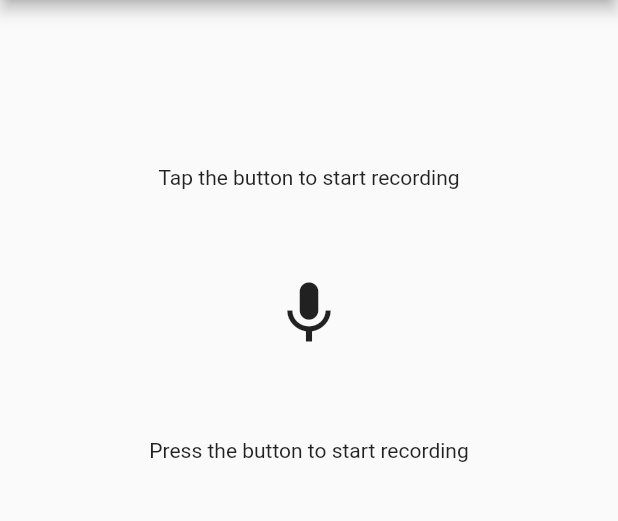
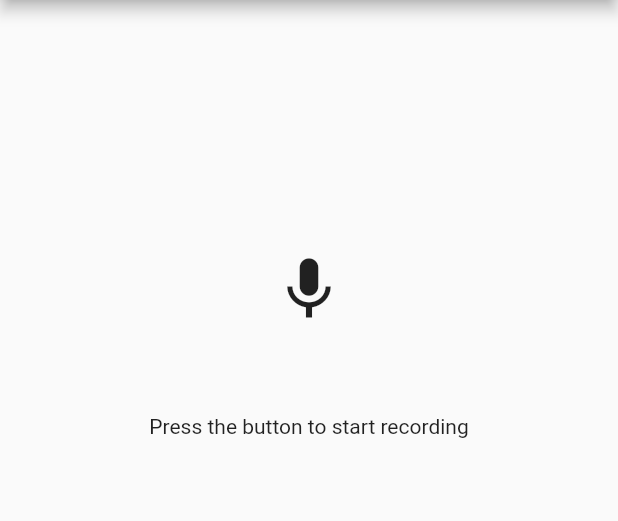
Before and after one commit to iskandarzhilmi/voxalate, a Flutter app: the screen it shows after launch, on a phone screen of 412 x 824 dp, the part 84-605 px from its top. Run offline on Flutter 3.47's test engine with Material 2 defaults, Android fonts, the phone set to English and light mode, and no system bars; our stand-ins replace dartz, equatable, firebase_core, firebase_storage, flutter_bloc, get_it and 2 more; missing offline and left inert: audio_session, flutter_sound; accounts and stored records are empty.

Commit message:
deploy: Deployed 1.0.3

```diff
--- a/lib/data/repositories/repository_implementation.dart
+++ b/lib/data/repositories/repository_implementation.dart
@@ -5,7 +5,7 @@ import 'package:voxalate/data/data_sources/remote_data_source.dart';
 import 'package:voxalate/domain/entities/transcribe_output.dart';
 import 'package:voxalate/domain/repositories/repository.dart';
 import 'package:voxalate/exception.dart';
-import 'package:voxalate/failures.dart';
+import 'package:voxalate/failure.dart';
 
 class RepositoryImplementation implements Repository {
   final RemoteDataSource remoteDataSource;
--- a/lib/domain/repositories/repository.dart
+++ b/lib/domain/repositories/repository.dart
@@ -1,6 +1,6 @@
 import 'package:dartz/dartz.dart';
 import 'package:voxalate/domain/entities/transcribe_output.dart';
-import 'package:voxalate/failures.dart';
+import 'package:voxalate/failure.dart';
 
 abstract class Repository {
   Future<Either<Failure, TranscribeOutput>> getTranscribeOutput(String path);
--- a/lib/domain/use_cases/get_transcribe_output.dart
+++ b/lib/domain/use_cases/get_transcribe_output.dart
@@ -1,7 +1,7 @@
 import 'package:dartz/dartz.dart';
 import 'package:voxalate/domain/entities/transcribe_output.dart';
 import 'package:voxalate/domain/repositories/repository.dart';
-import 'package:voxalate/failures.dart';
+import 'package:voxalate/failure.dart';
 
 class GetTranscribeOutput {
   final Repository repository;
--- a/lib/presentation/bloc/transcribe_bloc.dart
+++ b/lib/presentation/bloc/transcribe_bloc.dart
@@ -2,7 +2,7 @@ import 'package:equatable/equatable.dart';
 import 'package:flutter_bloc/flutter_bloc.dart';
 import 'package:voxalate/domain/entities/transcribe_output.dart';
 import 'package:voxalate/domain/use_cases/get_transcribe_output.dart';
-import 'package:voxalate/failures.dart';
+import 'package:voxalate/failure.dart';
 
 part 'transcribe_event.dart';
 part 'transcribe_state.dart';
--- a/lib/presentation/pages/home_page.dart
+++ b/lib/presentation/pages/home_page.dart
@@ -62,9 +62,6 @@ class _HomePageState extends State<HomePage> {
                 child: Column(
                   mainAxisAlignment: MainAxisAlignment.center,
                   children: <Widget>[
-                    const Text(
-                      'Tap the button to start recording',
-                    ),
                     const SizedBox(
                       height: 50,
                     ),
@@ -126,10 +123,42 @@ class _HomePageState extends State<HomePage> {
                             width: double.infinity,
                           ),
                         ),
+                        const SizedBox(
+                          height: 20,
+                        ),
+                        Shimmer.fromColors(
+                          baseColor: Colors.grey[300]!,
+                          highlightColor: Colors.grey[100]!,
+                          child: Container(
+                            decoration: BoxDecoration(
+                              color: Colors.grey[300],
+                              borderRadius: BorderRadius.circular(10),
+                            ),
+                            height: 20,
+                            width: 100,
+                          ),
+                        ),
+                        const SizedBox(
+                          height: 10,
+                        ),
+                        Shimmer.fromColors(
+                          baseColor: Colors.grey[300]!,
+                          highlightColor: Colors.grey[100]!,
+                          child: Container(
+                            decoration: BoxDecoration(
+                              color: Colors.grey[300],
+                              borderRadius: BorderRadius.circular(10),
+                            ),
+                            height: 50,
+                            width: double.infinity,
+                          ),
+                        ),
                       ],
                     );
                   } else if (state is TranscribeLoaded) {
-                    return Column(
+                    return SizedBox(
+                      width: double.infinity,
+                      child: Column(
                         crossAxisAlignment: CrossAxisAlignment.start,
                         children: [
                           const Text(
@@ -167,6 +196,7 @@ class _HomePageState extends State<HomePage> {
                           ),
                           SelectableText(state.transcribeOutput.summary ?? ''),
                         ],
+                      ),
                     );
                   } else if (state is TranscribeError) {
                     return Text(state.message);
--- a/pubspec.yaml
+++ b/pubspec.yaml
@@ -1,7 +1,7 @@
 name: voxalate
 description: A new Flutter project.
 publish_to: 'none'
-version: 1.0.1+2
+version: 1.0.2+3
 
 environment:
   sdk: '>=2.18.2 <3.0.0'
```
Also changed, not shown: lib/failure.dart (renamed from lib/failures.dart), 90 other files. Lines whose indentation alone changed are shown as unchanged.
